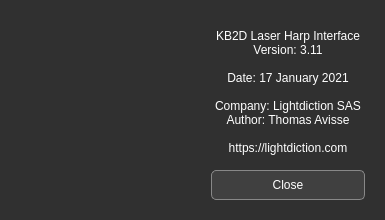
The window that aboutdialog.ui (Lightdiction/KB2D_Interface_V3) describes before a commit, drawn with Qt 5.
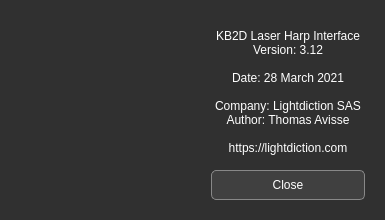
The same window after the commit. Icons and pictures are not drawn.

```diff
--- a/aboutdialog.ui
+++ b/aboutdialog.ui
@@ -123,9 +123,9 @@
         </property>
         <property name="text">
          <string>KB2D Laser Harp Interface
-Version: 3.11
+Version: 3.12
 
-Date: 17 January 2021
+Date: 28 March 2021
 
 Company: Lightdiction SAS
 Author: Thomas Avisse
```
